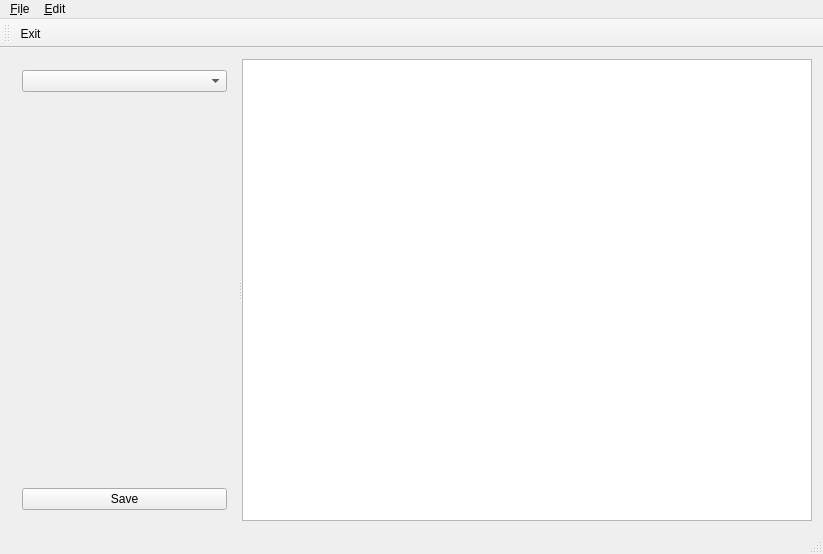
Qt form mainwindow.ui (PLLUG-Community-C-Qt-Roadmap/CafeMenuEditor) before a commit.
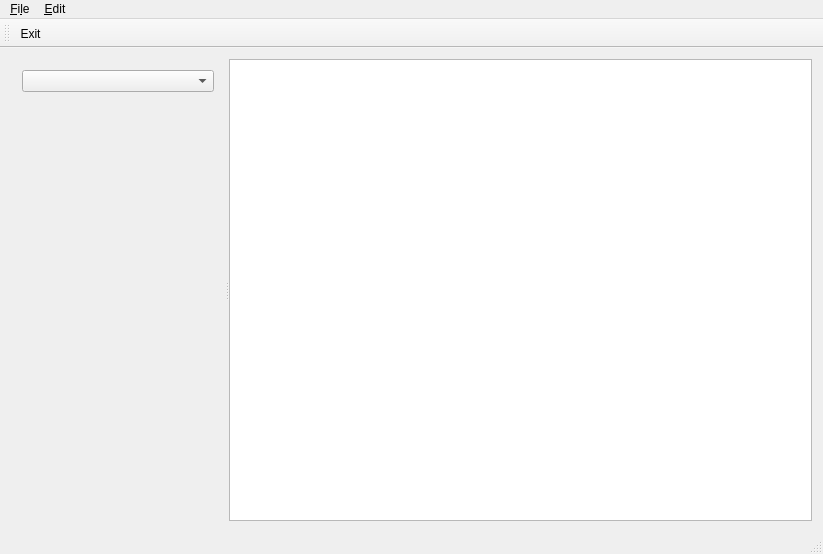
The same form after that commit. Custom widgets are drawn as their Qt base class.

Diff of the .ui file:
```diff
--- a/mainwindow.ui
+++ b/mainwindow.ui
@@ -28,13 +28,6 @@
         <item>
          <widget class="EditorDelegate" name="menuEditorDelegate" native="true"/>
         </item>
-        <item>
-         <widget class="QPushButton" name="savePushButton">
-          <property name="text">
-           <string>Save</string>
-          </property>
-         </widget>
-        </item>
        </layout>
       </widget>
       <widget class="QPlainTextEdit" name="menuTextEdit">
```
Left out of the diff: 2 changed lines with no effect on the pictures.
